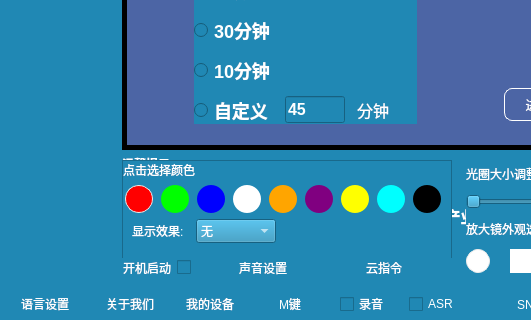
Above: EasyPointer/mainwindow.ui from wlffeng2008/EasyPointer before the change; both pictures show x 0 to 531 and y 200 to 520 of the 840 by 520 pixel window. Below: the same form after it.
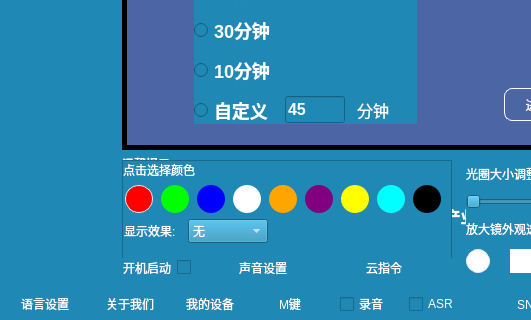
That is the form after the change. Icons and pictures are not drawn. Custom widgets are drawn as their Qt base class.

Diff of the .ui file:
```diff
--- a/EasyPointer/mainwindow.ui
+++ b/EasyPointer/mainwindow.ui
@@ -521,12 +521,18 @@
         <property name="spacing">
          <number>12</number>
         </property>
+        <property name="leftMargin">
+         <number>1</number>
+        </property>
         <property name="topMargin">
          <number>0</number>
         </property>
         <property name="rightMargin">
          <number>0</number>
         </property>
+        <property name="bottomMargin">
+         <number>1</number>
+        </property>
         <item>
          <widget class="QLabel" name="label_13">
           <property name="text">
```
Left out of the diff: 4 changed lines with no effect on the pictures.
